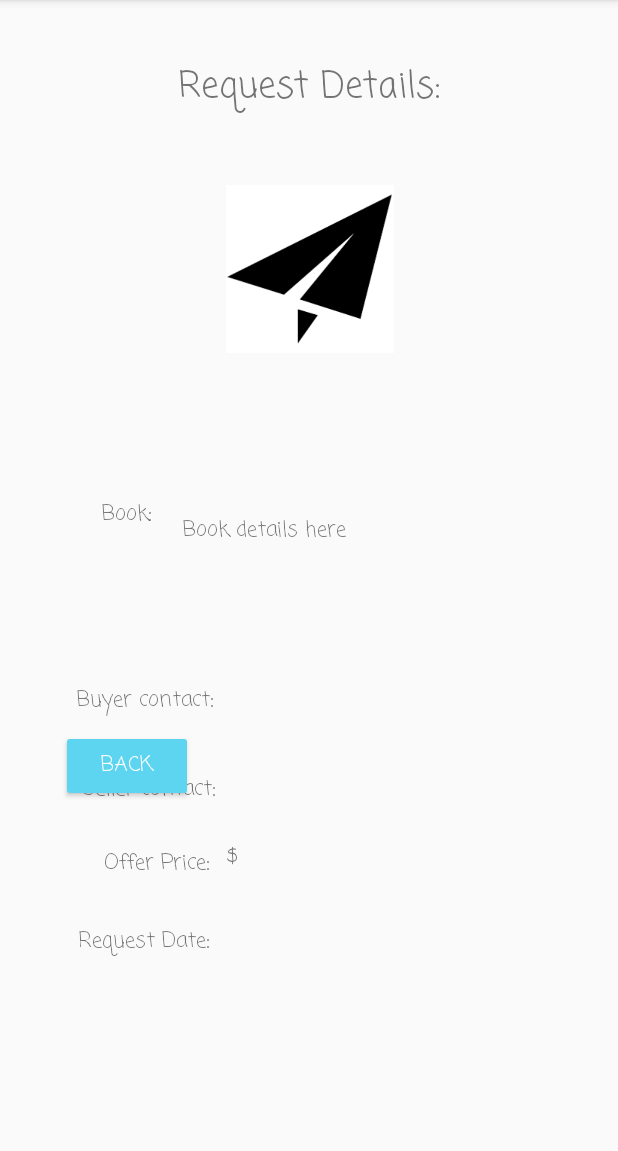
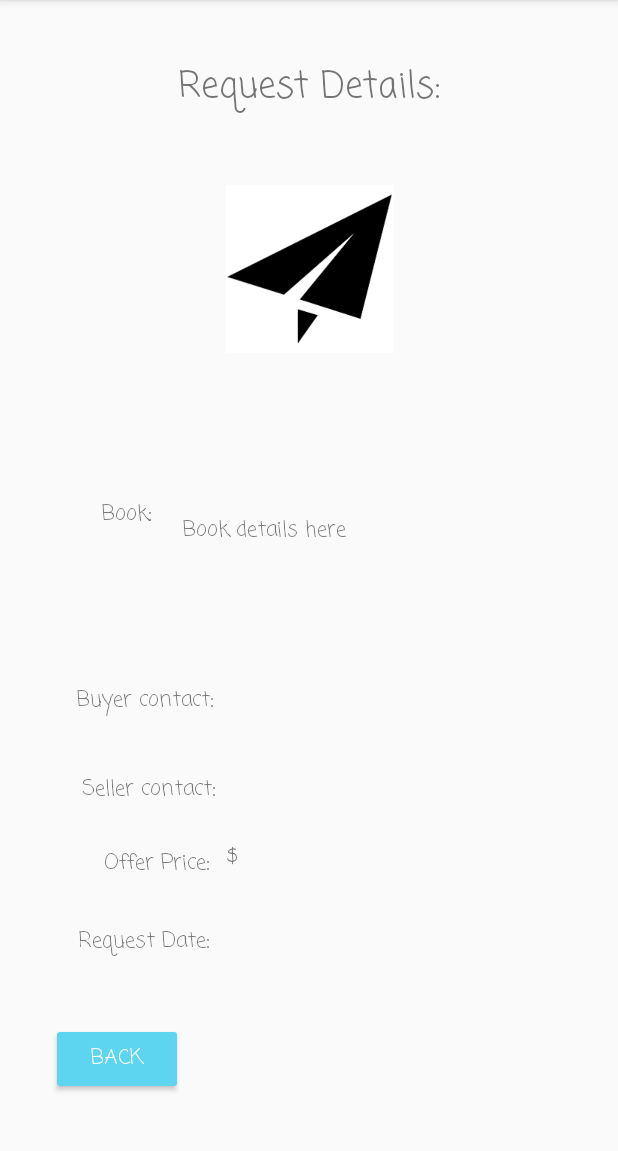
Before and after one commit to cking90/BudsList, an Android app: the ViewChosenRequestActivity screen opened directly, with no data from a screen before it, on a phone screen of 412 x 824 dp, the part 84-1235 px from its top. Run offline under Robolectric (Android 15) with nearby library versions, the phone set to English and light mode, and no system bars; 7 statements that could not run were skipped.

Commit message:
Fix back button layout on request details

```diff
--- a/app/src/main/res/layout/activity_view_chosen_request.xml
+++ b/app/src/main/res/layout/activity_view_chosen_request.xml
@@ -239,8 +239,8 @@
         android:text="Back"
         app:layout_constraintBottom_toBottomOf="parent"
         app:layout_constraintEnd_toEndOf="parent"
-        app:layout_constraintHorizontal_bias="0.107"
+        app:layout_constraintHorizontal_bias="0.085"
         app:layout_constraintStart_toStartOf="parent"
         app:layout_constraintTop_toTopOf="parent"
-        app:layout_constraintVertical_bias="0.68" />
+        app:layout_constraintVertical_bias="0.957" />
 </android.support.constraint.ConstraintLayout>
```
